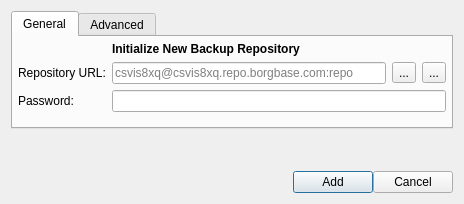
The window that src/vorta/assets/UI/repoadd.ui (borgbase/vorta) describes before a commit, drawn with Qt 5.
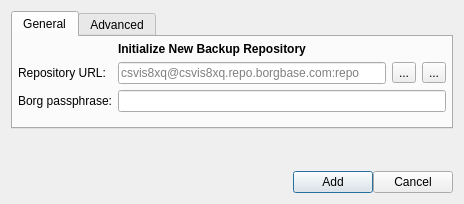
The same window after the commit. The open tabs and pages were chosen to show the change. Icons and pictures are not drawn.

Commit message:
Wording change from 'password' to 'borg passphrase' (#311)
Fixes #309. Avoid confusion with SSH private key password.

```diff
--- a/src/vorta/assets/UI/repoadd.ui
+++ b/src/vorta/assets/UI/repoadd.ui
@@ -113,7 +113,7 @@
        <item row="2" column="0">
         <widget class="QLabel" name="label_3">
          <property name="text">
-          <string>Password:</string>
+          <string>Borg passphrase:</string>
          </property>
         </widget>
        </item>
```
The commit also changes 2 other files.
